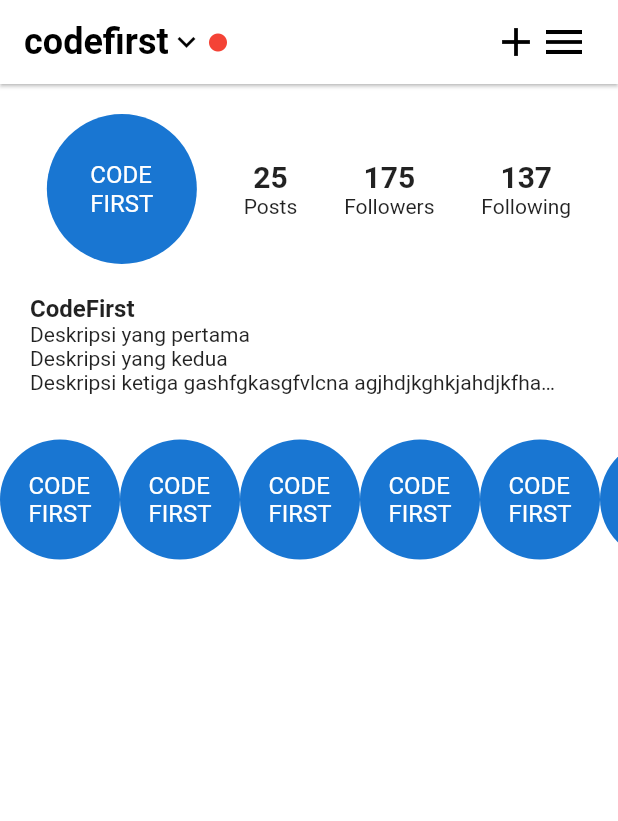
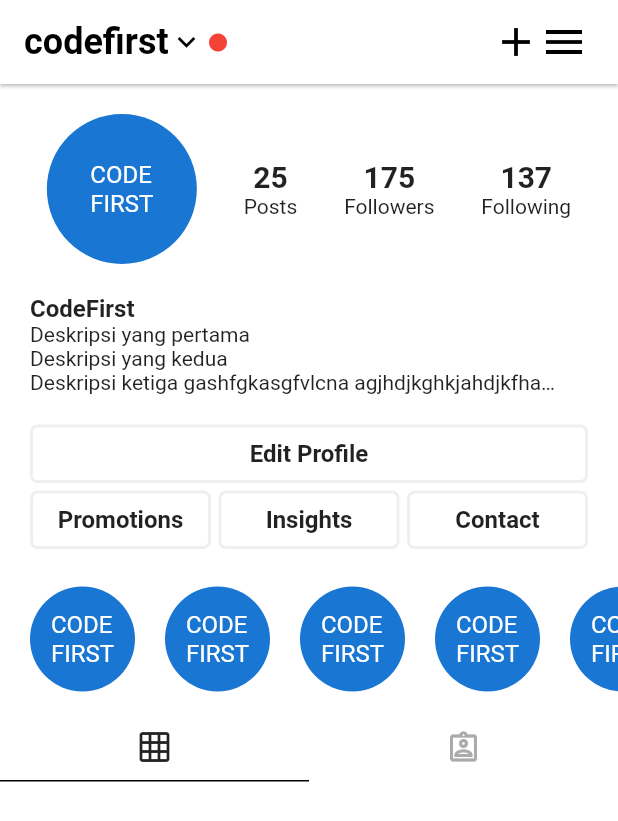
Before and after one commit to wawan-setiawan19/profile-page-ig, a Flutter app: the screen it shows after launch, on a phone screen of 412 x 824 dp. Shown: the top 821 px of the screen. Run offline on Flutter 3.47's test engine with Material 2 defaults, Android fonts, the phone set to English and light mode, and no system bars.

Commit message:
add custom widget

```diff
--- a/lib/presentation/profile_page.dart
+++ b/lib/presentation/profile_page.dart
@@ -1,5 +1,6 @@
 import 'package:flutter/material.dart';
 import 'package:profile_instagram/widgets/count_widget.dart';
+import 'package:profile_instagram/widgets/custom_button_Widget.dart';
 
 class ProfilePage extends StatefulWidget {
   @override
@@ -111,8 +112,49 @@ class _ProfilePageState extends State<ProfilePage> {
                 ],
               ),
             ),
-
             Container(
+              child: Column(
+                children: [
+                  CustomButtonWidget(
+                    label: "Edit Profile",
+                    margin: 20,
+                  ),
+                  Container(
+                    margin: EdgeInsets.symmetric(horizontal: 20, vertical: 5),
+                    child: Row(
+                      mainAxisAlignment: MainAxisAlignment.spaceBetween,
+                      children: [
+                        Expanded(
+                          child: CustomButtonWidget(
+                            label: "Promotions",
+                            margin: 0,
+                          ),
+                        ),
+                        SizedBox(width: 5),
+                        Expanded(
+                          child: CustomButtonWidget(
+                            label: "Insights",
+                            margin: 0,
+                          ),
+                        ),
+                        SizedBox(width: 5),
+                        Expanded(
+                          child: CustomButtonWidget(
+                            label: "Contact",
+                            margin: 0,
+                          ),
+                        )
+                      ],
+                    ),
+                  )
+                ],
+              ),
+            ),
+            Container(
+              margin: EdgeInsets.only(
+                left: 20,
+                top: 5,
+              ),
               height: 100,
               child: ListView(
                 shrinkWrap: true,
@@ -121,45 +163,76 @@ class _ProfilePageState extends State<ProfilePage> {
                   CircleAvatar(
                     // radius: 40,
                     minRadius: 30,
-                    maxRadius: 40,
+                    maxRadius: 35,
                     child: Text("CODE\nFIRST"),
                   ),
+                  SizedBox(width: 20),
                   CircleAvatar(
                     // radius: 40,
                     minRadius: 30,
-                    maxRadius: 40,
+                    maxRadius: 35,
                     child: Text("CODE\nFIRST"),
                   ),
+                  SizedBox(width: 20),
                   CircleAvatar(
                     // radius: 40,
                     minRadius: 30,
-                    maxRadius: 40,
+                    maxRadius: 35,
                     child: Text("CODE\nFIRST"),
                   ),
+                  SizedBox(width: 20),
                   CircleAvatar(
                     // radius: 40,
                     minRadius: 30,
-                    maxRadius: 40,
+                    maxRadius: 35,
                     child: Text("CODE\nFIRST"),
                   ),
+                  SizedBox(width: 20),
                   CircleAvatar(
                     // radius: 40,
                     minRadius: 30,
-                    maxRadius: 40,
+                    maxRadius: 35,
                     child: Text("CODE\nFIRST"),
                   ),
+                  SizedBox(width: 20),
                   CircleAvatar(
                     // radius: 40,
                     minRadius: 30,
-                    maxRadius: 40,
+                    maxRadius: 35,
                     child: Text("CODE\nFIRST"),
                   ),
+                  SizedBox(width: 20),
                   CircleAvatar(
                     // radius: 40,
                     minRadius: 30,
-                    maxRadius: 40,
+                    maxRadius: 35,
                     child: Text("CODE\nFIRST"),
                   ),
+                  SizedBox(width: 20),
+                ],
+              ),
+            ),
+            Container(
+              child: Row(
+                children: [
+                  Expanded(
+                    child: Container(
+                      padding: EdgeInsets.symmetric(vertical: 10),
+                      decoration: BoxDecoration(
+                        border: Border(
+                          bottom: BorderSide(
+                            width: 1,
+                          ),
+                        ),
+                      ),
+                      child: Icon(Icons.grid_on),
+                    ),
+                  ),
+                  Expanded(
+                      child: Icon(
+                    Icons.assignment_ind_outlined,
+                    color: Color(0xffababab),
+                  )),
                 ],
               ),
             )
--- /dev/null
+++ b/lib/widgets/custom_button_Widget.dart
@@ -0,0 +1,38 @@
+import 'package:flutter/material.dart';
+
+class CustomButtonWidget extends StatelessWidget {
+  const CustomButtonWidget({
+    Key key,
+    this.label,
+    this.margin,
+  }) : super(key: key);
+  final String label;
+  final int margin;
+
+  @override
+  Widget build(BuildContext context) {
+    return Container(
+      margin: EdgeInsets.symmetric(horizontal: margin.toDouble()),
+      width: double.infinity,
+      decoration: BoxDecoration(
+        borderRadius: BorderRadius.all(Radius.circular(5)),
+        border: Border.all(
+          width: 2,
+          color: Color(0xffefefef),
+        ),
+      ),
+      child: MaterialButton(
+        materialTapTargetSize: MaterialTapTargetSize.shrinkWrap,
+        height: 35,
+        onPressed: () {},
+        child: Text(
+          label,
+          style: TextStyle(
+            fontWeight: FontWeight.bold,
+            fontSize: 16,
+          ),
+        ),
+      ),
+    );
+  }
+}
```
